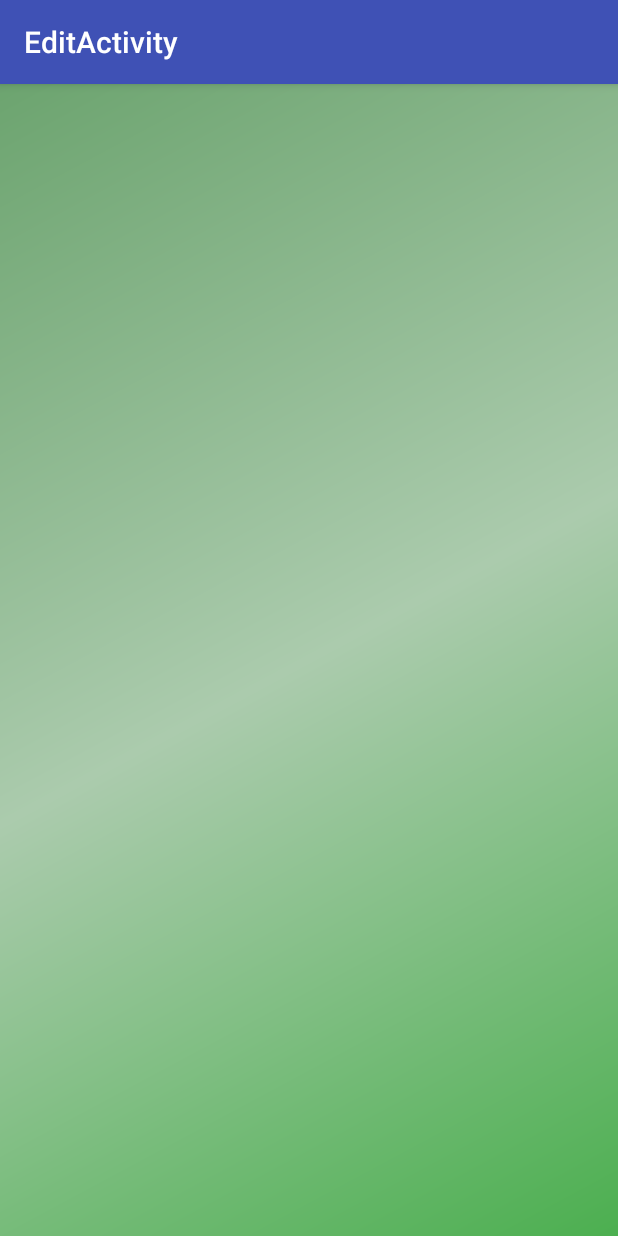
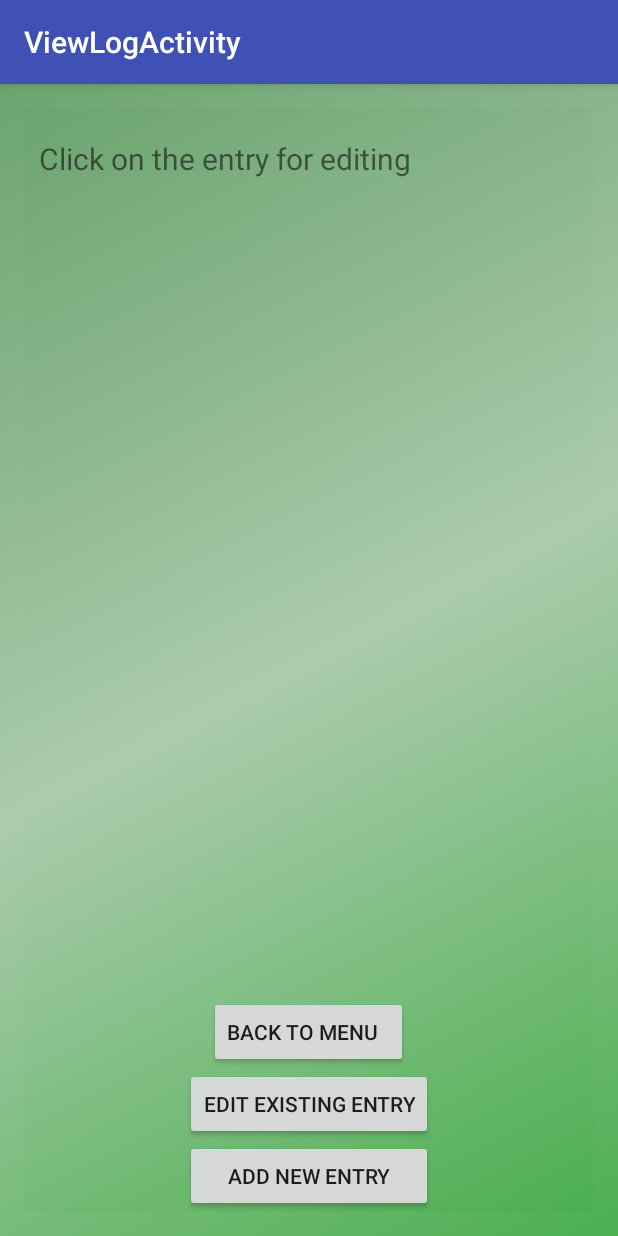
Before and after one commit to waiyi/as1, an Android app: the screen it shows after launch (EditActivity before the commit, ViewLogActivity after it), after a tap on "EDIT EXISTING ENTRY", on a phone screen of 412 x 824 dp. Run offline under Robolectric (Android 15) with nearby library versions, the phone set to English and light mode, and no system bars.

Commit message:
fixed clicking edit button

```diff
--- a/src/Waiyi-FuelTrack/app/src/main/java/a1/waiyi_fueltrack/DisplayActivity.java
+++ b/src/Waiyi-FuelTrack/app/src/main/java/a1/waiyi_fueltrack/DisplayActivity.java
@@ -70,7 +70,7 @@ public class DisplayActivity extends AppCompatActivity {
         //TODO: Fix this edit activity later, thanks
         editButton.setOnClickListener(new View.OnClickListener() {
             public void onClick(View v) {
-                Intent intent = new Intent(DisplayActivity.this, EditActivity.class);
+                Intent intent = new Intent(DisplayActivity.this, ViewLogActivity.class);
                 startActivity(intent);
             }
         });
--- a/src/Waiyi-FuelTrack/app/src/main/java/a1/waiyi_fueltrack/Entry.java
+++ b/src/Waiyi-FuelTrack/app/src/main/java/a1/waiyi_fueltrack/Entry.java
@@ -28,7 +28,7 @@ public class Entry implements Logable
     private double total;
 
     public Entry(String aDate, String aStation, double aOdometer, String aGrade, double aAmount,
-                 double aUnitCost, double aTotal)
+                 double aUnitCost)
     {
         this.date = aDate;
         this.station = aStation;
@@ -37,7 +37,6 @@ public class Entry implements Logable
         this.amount= aAmount;
         this.unitCost = aUnitCost;
         updateTotalCost();
-        this.total = aTotal;
 
     }
 
--- a/src/Waiyi-FuelTrack/app/src/main/java/a1/waiyi_fueltrack/ViewLogActivity.java
+++ b/src/Waiyi-FuelTrack/app/src/main/java/a1/waiyi_fueltrack/ViewLogActivity.java
@@ -6,6 +6,7 @@ import android.os.Bundle;
 import android.view.Menu;
 import android.view.MenuItem;
 import android.view.View;
+import android.widget.AdapterView;
 import android.widget.ArrayAdapter;
 import android.widget.Button;
 import android.widget.ListAdapter;
@@ -28,8 +29,10 @@ public class ViewLogActivity extends AppCompatActivity {
         setContentView(R.layout.activity_view_log);
 
         Button newButton = (Button) findViewById(R.id.newEntry);
-  //      Button editButton = (Button) findViewById(R.id.edit);
+
         Button backButton = (Button) findViewById(R.id.back);
+
+        Button editButton = (Button) findViewById(R.id.edit);
 
         newButton.setOnClickListener(new View.OnClickListener() {
             public void onClick(View view) {
@@ -40,15 +43,16 @@ public class ViewLogActivity extends AppCompatActivity {
 
         //TODO: change this to return clickable index instead of editbutton
         // TODO: use the returned index to load that entry to EditActivity
-     /*   editButton.setOnClickListener(new View.OnClickListener() {
+        editButton.setOnClickListener(new View.OnClickListener() {
             public void onClick(View view) {
                 Intent intent = new Intent(ViewLogActivity.this, EditActivity.class);
-                //TODO: FIXME
-             //   editIndex.getLogIndex();
+
+          //      intent.putExtra("logkey",logIndex);
                 startActivity(intent);
             }
         });
-*/        backButton.setOnClickListener(new View.OnClickListener() {
+
+        backButton.setOnClickListener(new View.OnClickListener() {
             public void onClick(View view) {
                 Intent intent = new Intent(ViewLogActivity.this, DisplayActivity.class);
                 startActivity(intent);
@@ -62,25 +66,15 @@ public class ViewLogActivity extends AppCompatActivity {
         logListView = (ListView) findViewById(R.id.listView2);
 
         logListView.setAdapter(DisplayActivity.getAdapter());
+
+        logListView.setOnItemClickListener(new AdapterView.OnItemClickListener() {
+            public void onItemClick(AdapterView<?> adapterView, View view, int position, long id) {
+                logIndex = position;
+            }
+        });
     }
 
-    public static int getLogIndex() { return logIndex; }
-
-    //TODO: fix code properly for clickable
-    // source from http://docs.oracle.com/javase/tutorial/uiswing/components/list.html
-    // tutorial for selecting an item from the ListView to edit
-  //  public ListSelectionModel
-/*    public void valueChanged(ListSelectionEvent e) {
-        if (e.getValueIsAdjusting() == false) {
-
-            if (list.getSelectedIndex() == -1) {
-                //No selection, disable fire button.
-                fireButton.setEnabled(false);
-
-            } else {
-                //Selection, enable the fire button.
-                fireButton.setEnabled(true);
-            }
-        }
-    }*/
+    public static int getLogIndex() {
+        return logIndex;
+    }
 }
--- a/src/Waiyi-FuelTrack/app/src/main/res/layout/activity_edit.xml
+++ b/src/Waiyi-FuelTrack/app/src/main/res/layout/activity_edit.xml
@@ -10,5 +10,6 @@
     android:paddingTop="50dp"
     android:paddingLeft="20dp"
     android:weightSum="1" >
+    <include layout="@layout/content_edit" />
 
 </LinearLayout>
--- a/src/Waiyi-FuelTrack/app/src/main/res/layout/content_view_log.xml
+++ b/src/Waiyi-FuelTrack/app/src/main/res/layout/content_view_log.xml
@@ -25,23 +25,32 @@
         android:layout_height="match_parent"
         android:layout_below="@id/viewLogTitle">
 
+
         <ListView
             android:layout_width="wrap_content"
             android:layout_height="wrap_content"
             android:id="@+id/listView2"
             android:clickable="true" />
 
+
     </LinearLayout>
 
-
+    <Button
+        android:id="@+id/edit"
+        android:layout_width="wrap_content"
+        android:layout_height="wrap_content"
+        android:text="@string/button_editlog"
+        android:layout_gravity="center_horizontal"
+        android:layout_above="@+id/newEntry"
+        android:layout_centerHorizontal="true" />
     <Button
         android:id="@+id/newEntry"
-        android:layout_width="wrap_content"
+        android:layout_width="fill_parent"
         android:text="@string/button_addEntry"
         android:layout_height="wrap_content"
-        android:layout_gravity="center_horizontal"
-        android:layout_centerHorizontal="true"
-        android:layout_alignParentBottom="true" />
+        android:layout_alignParentBottom="true"
+        android:layout_alignEnd="@+id/edit"
+        android:layout_alignStart="@+id/edit" />
     <Button
         android:id="@+id/back"
         android:layout_width="wrap_content"
@@ -50,6 +59,8 @@
         android:layout_gravity="center_horizontal"
         android:onClick="back"
         android:paddingRight="20dp"
-        android:layout_centerHorizontal="true"
-        android:layout_above="@+id/newEntry" />
+        android:layout_above="@+id/edit"
+        android:layout_centerHorizontal="true" />
+
+
 </RelativeLayout>
--- a/src/Waiyi-FuelTrack/app/src/main/res/values/strings.xml
+++ b/src/Waiyi-FuelTrack/app/src/main/res/values/strings.xml
@@ -23,10 +23,12 @@
     <string name="back">Back to Menu</string>
     <string name="total_overall"> The total fuel costs is </string>
     <string name="title_activity_add">AddActivity</string>
-
+    <string name="editEntry">Edit Activity</string>
     <string name="hello_world">Hello world!</string>
     <string name="title_activity_view_log">ViewLogActivity</string>
     <string name="title_activity_view_list">ViewListActivity</string>
     <string name="title_activity_edit">EditActivity</string>
+    <string name="edit">Edit Activity</string>
+    <string name="saveUpdate">Save Update</string>
 
 </resources>
```
Also changed, not shown: src/Waiyi-FuelTrack/app/src/main/java/a1/waiyi_fueltrack/AddActivity.java (+4 -6 lines), src/Waiyi-FuelTrack/app/src/main/java/a1/waiyi_fueltrack/EditActivity.java (+44 -65 lines), src/Waiyi-FuelTrack/app/src/main/res/layout/content_edit.xml (+17 -4 lines).
